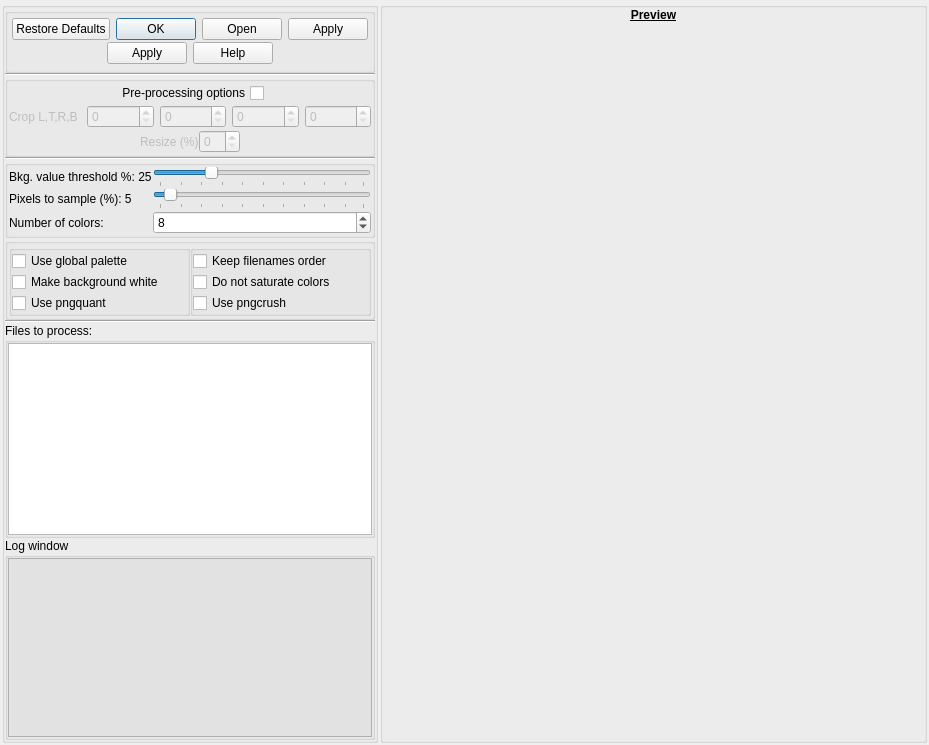
clapautius/noteshrink-qt, file noteshrinkdialog.ui: the form before one commit.
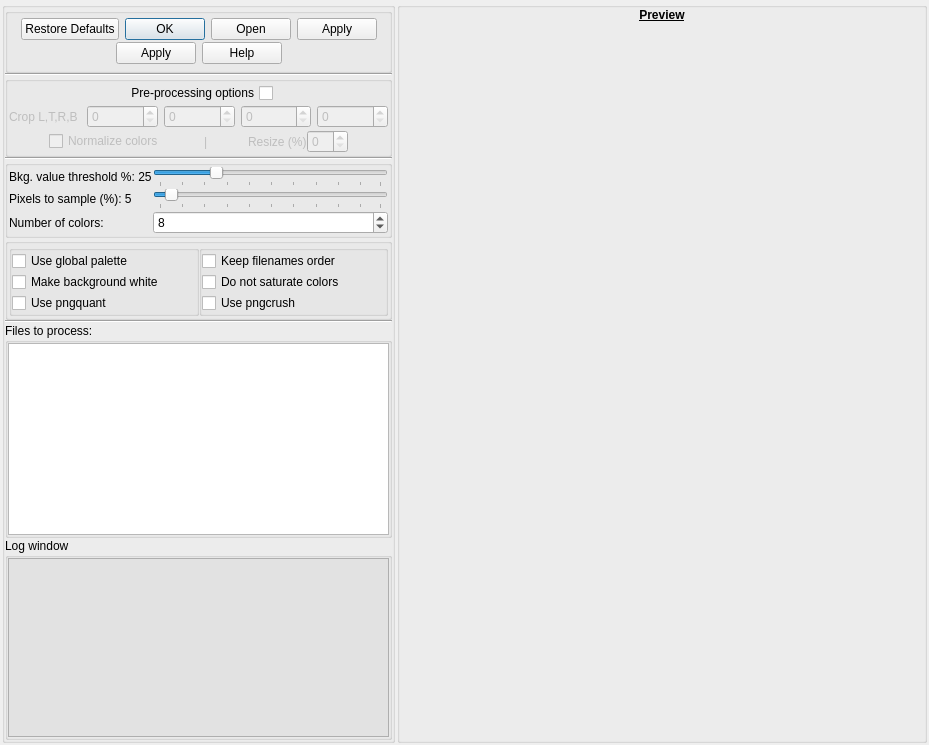
The form after the commit.

Commit message: Add 'normalize' option. Fix some use cases when 'convert' is missing.

Patch:
```diff
--- a/noteshrinkdialog.ui
+++ b/noteshrinkdialog.ui
@@ -276,6 +276,52 @@
              </property>
             </spacer>
            </item>
+           <item>
+            <widget class="QCheckBox" name="m_normalize">
+             <property name="enabled">
+              <bool>false</bool>
+             </property>
+             <property name="text">
+              <string>Normalize colors</string>
+             </property>
+            </widget>
+           </item>
+           <item>
+            <spacer name="horizontalSpacer">
+             <property name="orientation">
+              <enum>Qt::Horizontal</enum>
+             </property>
+             <property name="sizeHint" stdset="0">
+              <size>
+               <width>40</width>
+               <height>20</height>
+              </size>
+             </property>
+            </spacer>
+           </item>
+           <item>
+            <widget class="QLabel" name="m_separator_label">
+             <property name="enabled">
+              <bool>false</bool>
+             </property>
+             <property name="text">
+              <string>|</string>
+             </property>
+            </widget>
+           </item>
+           <item>
+            <spacer name="horizontalSpacer_2">
+             <property name="orientation">
+              <enum>Qt::Horizontal</enum>
+             </property>
+             <property name="sizeHint" stdset="0">
+              <size>
+               <width>40</width>
+               <height>20</height>
+              </size>
+             </property>
+            </spacer>
+           </item>
            <item>
             <widget class="QLabel" name="m_resize_label">
              <property name="enabled">
```
The commit also changes 2 other files.
